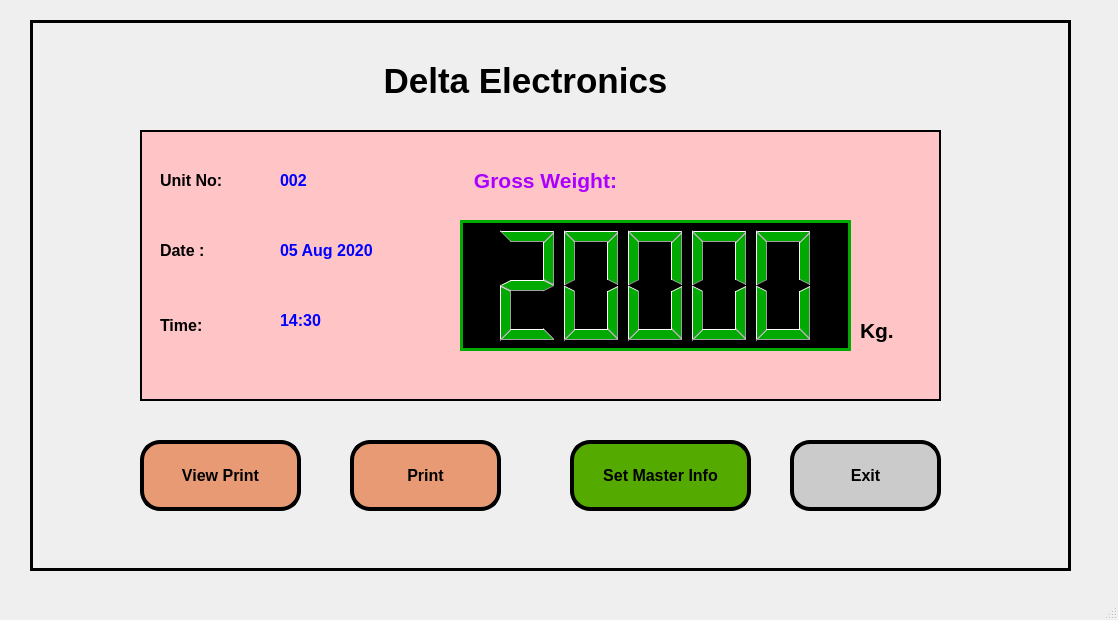
This is LoadDispaly/ui/LD_01.ui in sanjaymanegit/testRepo as Qt 5 draws it before an edit. The edited form follows.
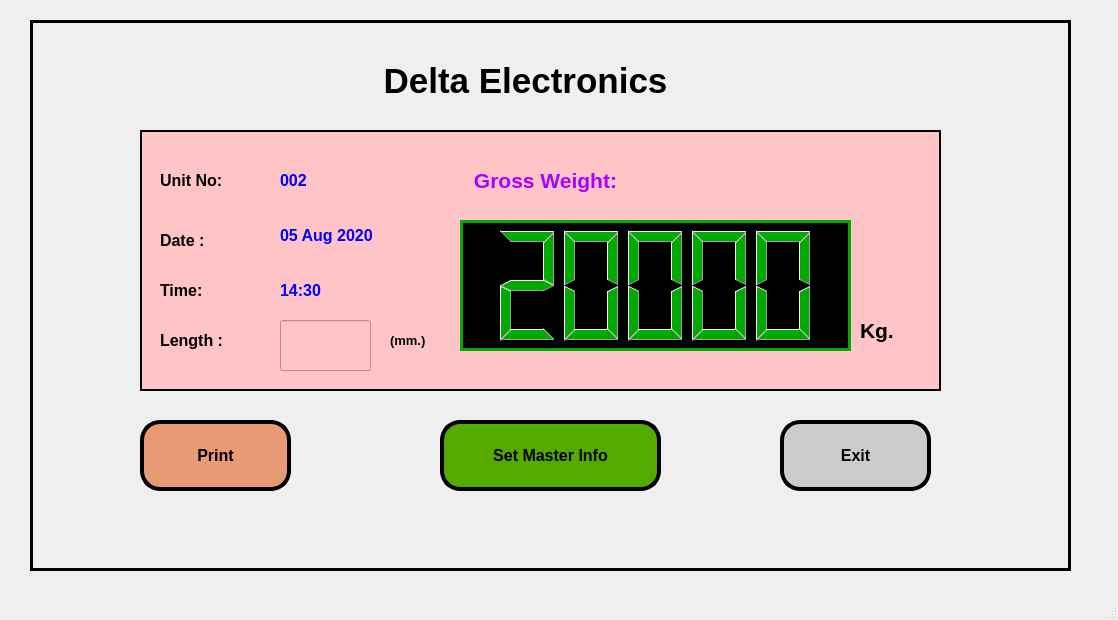
This is the edited form.

```diff
--- a/LoadDispaly/ui/LD_01.ui
+++ b/LoadDispaly/ui/LD_01.ui
@@ -62,7 +62,7 @@
        <x>110</x>
        <y>110</y>
        <width>801</width>
-       <height>271</height>
+       <height>261</height>
       </rect>
      </property>
      <property name="styleSheet">
@@ -132,9 +132,9 @@
       <property name="geometry">
        <rect>
         <x>20</x>
-        <y>170</y>
+        <y>140</y>
         <width>91</width>
-        <height>51</height>
+        <height>41</height>
        </rect>
       </property>
       <property name="font">
@@ -213,7 +213,7 @@
       <property name="geometry">
        <rect>
         <x>20</x>
-        <y>100</y>
+        <y>90</y>
         <width>81</width>
         <height>41</height>
        </rect>
@@ -241,9 +241,9 @@
       <property name="geometry">
        <rect>
         <x>140</x>
-        <y>90</y>
+        <y>80</y>
         <width>111</width>
-        <height>61</height>
+        <height>51</height>
        </rect>
       </property>
       <property name="font">
@@ -269,9 +269,9 @@
       <property name="geometry">
        <rect>
         <x>140</x>
-        <y>160</y>
+        <y>140</y>
         <width>71</width>
-        <height>61</height>
+        <height>41</height>
        </rect>
       </property>
       <property name="font">
@@ -321,13 +321,83 @@
        <set>Qt::AlignCenter</set>
       </property>
      </widget>
+     <widget class="QLabel" name="label_5">
+      <property name="geometry">
+       <rect>
+        <x>20</x>
+        <y>190</y>
+        <width>91</width>
+        <height>41</height>
+       </rect>
+      </property>
+      <property name="font">
+       <font>
+        <family>Arial</family>
+        <pointsize>12</pointsize>
+        <weight>75</weight>
+        <bold>true</bold>
+       </font>
+      </property>
+      <property name="text">
+       <string>Length :</string>
+      </property>
+      <property name="alignment">
+       <set>Qt::AlignLeading|Qt::AlignLeft|Qt::AlignVCenter</set>
+      </property>
+     </widget>
+     <widget class="QLineEdit" name="lineEdit">
+      <property name="geometry">
+       <rect>
+        <x>140</x>
+        <y>190</y>
+        <width>91</width>
+        <height>51</height>
+       </rect>
+      </property>
+      <property name="font">
+       <font>
+        <family>Arial</family>
+        <pointsize>12</pointsize>
+        <weight>75</weight>
+        <bold>true</bold>
+       </font>
+      </property>
+     </widget>
+     <widget class="QLabel" name="label_16">
+      <property name="geometry">
+       <rect>
+        <x>250</x>
+        <y>190</y>
+        <width>41</width>
+        <height>41</height>
+       </rect>
+      </property>
+      <property name="font">
+       <font>
+        <family>Arial</family>
+        <pointsize>10</pointsize>
+        <weight>75</weight>
+        <bold>true</bold>
+        <underline>false</underline>
+       </font>
+      </property>
+      <property name="styleSheet">
+       <string notr="true"/>
+      </property>
+      <property name="text">
+       <string>(mm.)</string>
+      </property>
+      <property name="alignment">
+       <set>Qt::AlignLeading|Qt::AlignLeft|Qt::AlignVCenter</set>
+      </property>
+     </widget>
     </widget>
     <widget class="QPushButton" name="pushButton_2">
      <property name="geometry">
       <rect>
-       <x>540</x>
-       <y>420</y>
-       <width>181</width>
+       <x>410</x>
+       <y>400</y>
+       <width>221</width>
        <height>71</height>
       </rect>
      </property>
@@ -359,48 +429,11 @@
       <bool>false</bool>
      </property>
     </widget>
-    <widget class="QPushButton" name="pushButton_6">
-     <property name="geometry">
-      <rect>
-       <x>110</x>
-       <y>420</y>
-       <width>161</width>
-       <height>71</height>
-      </rect>
-     </property>
-     <property name="font">
-      <font>
-       <family>Arial</family>
-       <pointsize>12</pointsize>
-       <weight>75</weight>
-       <bold>true</bold>
-      </font>
-     </property>
-     <property name="styleSheet">
-      <string notr="true">background-color: rgb(231, 154, 115);
-border-radius:20px;
-border-color: rgb(0, 0, 0);
-border-style:outset;
-border-width:4px;</string>
-     </property>
-     <property name="text">
-      <string>View Print</string>
-     </property>
-     <property name="autoDefault">
-      <bool>true</bool>
-     </property>
-     <property name="default">
-      <bool>true</bool>
-     </property>
-     <property name="flat">
-      <bool>false</bool>
-     </property>
-    </widget>
     <widget class="QPushButton" name="pushButton_5">
      <property name="geometry">
       <rect>
-       <x>760</x>
-       <y>420</y>
+       <x>750</x>
+       <y>400</y>
        <width>151</width>
        <height>71</height>
       </rect>
@@ -436,8 +469,8 @@
     <widget class="QPushButton" name="pushButton_7">
      <property name="geometry">
       <rect>
-       <x>320</x>
-       <y>420</y>
+       <x>110</x>
+       <y>400</y>
        <width>151</width>
        <height>71</height>
       </rect>
```
